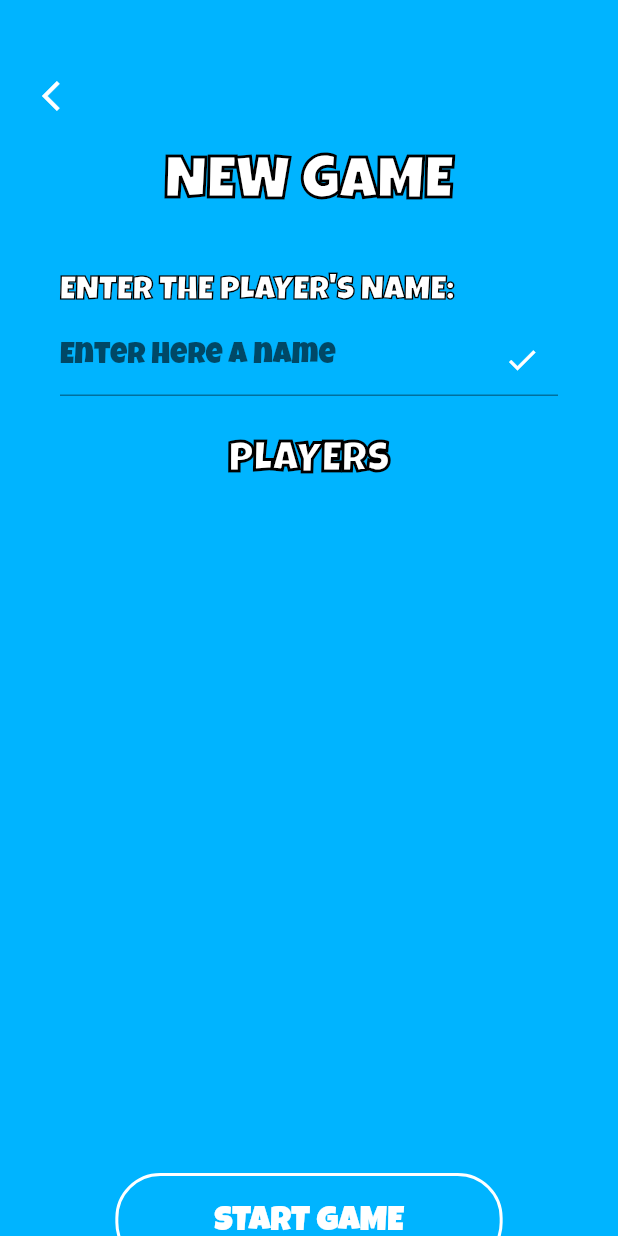
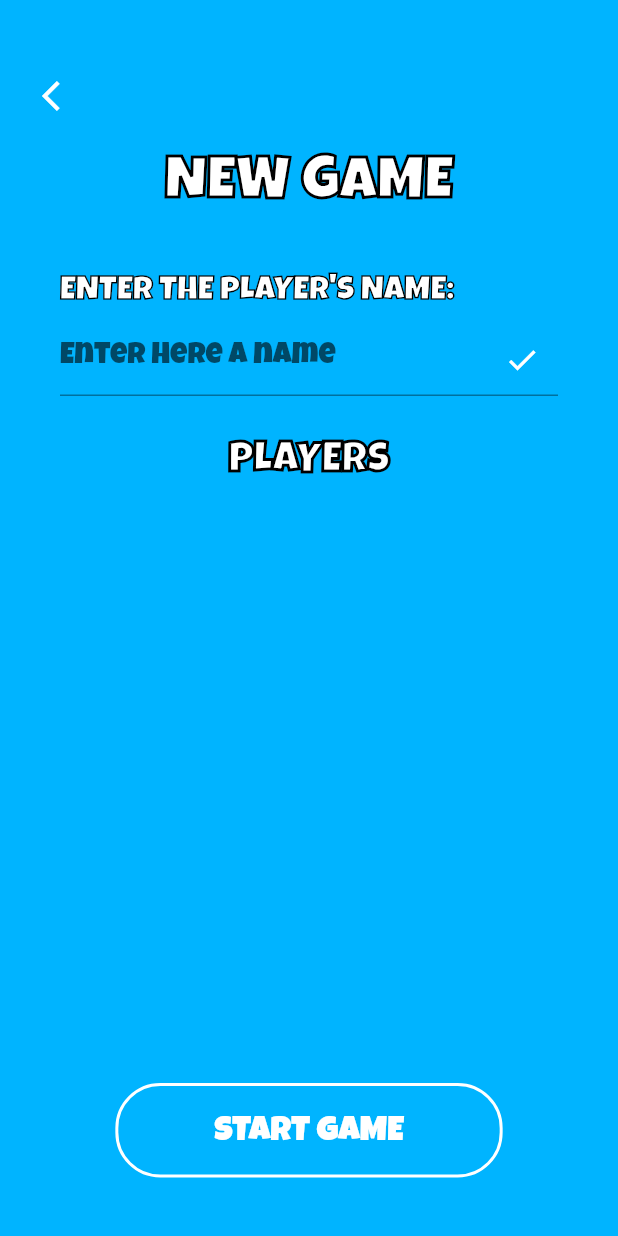
Before and after one commit to jorbush/toMime, a Flutter app: the FormGame screen opened by its route, on a phone screen of 412 x 824 dp. Run offline on Flutter 3.47's test engine with Material 2 defaults, Android fonts, the light colour scheme and no system bars; our stand-ins replace flutter_tindercard.

Commit message:
bug solved

```diff
--- a/lib/form.dart
+++ b/lib/form.dart
@@ -171,7 +171,7 @@ class _FormGameState extends State<FormGame> {
                   Padding(
                     padding: const EdgeInsets.fromLTRB(0, 10, 0, 20),
                     child: SizedBox(
-                      height: 430,
+                      height: 370,
                       child: new ListView.builder(
                         itemCount: players.length,
                         itemBuilder: (context, index) {
```
